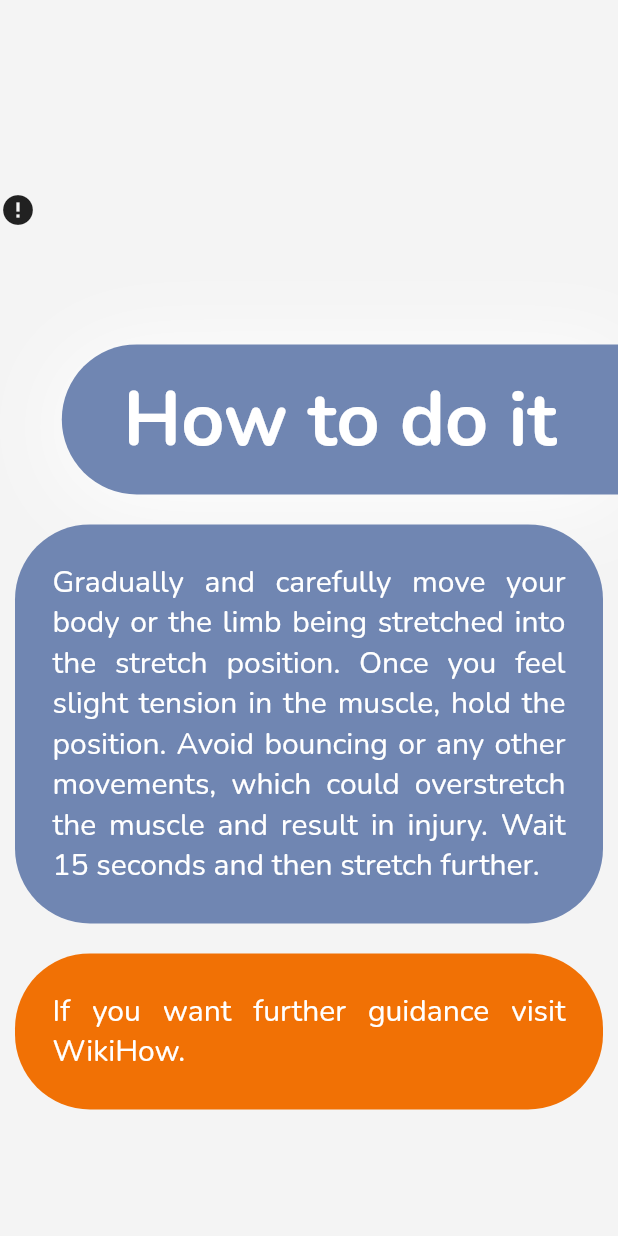
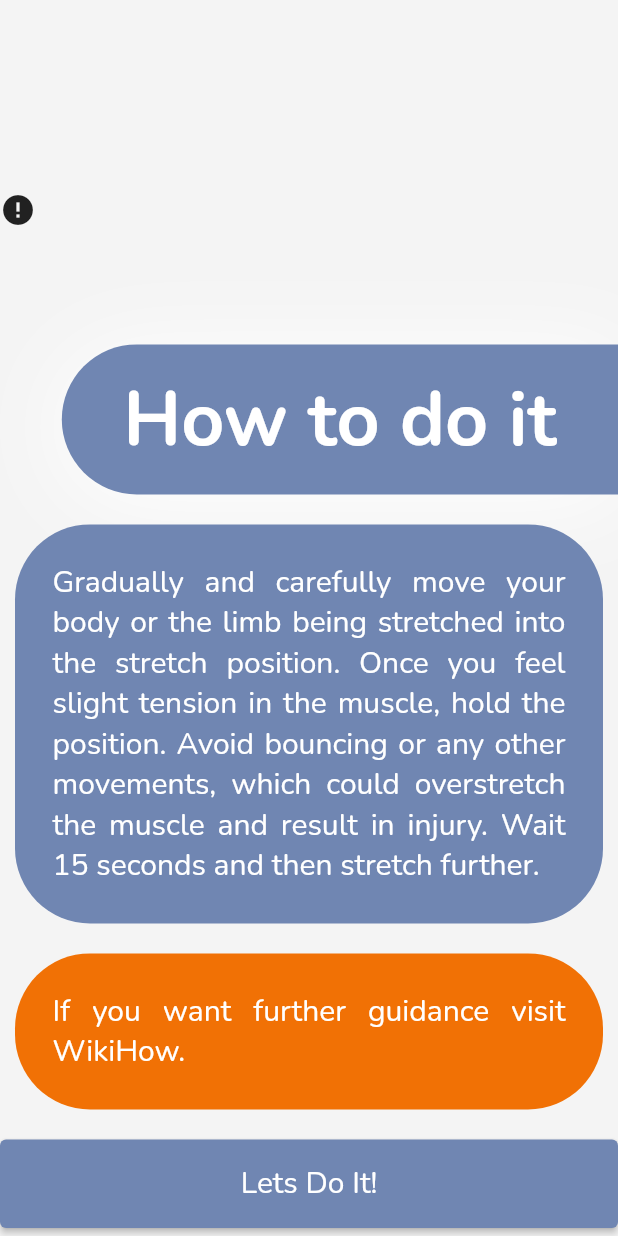
Before and after one commit to nfJaramillo/W-Health, a Flutter app: the ExerciseDetailsScreen screen opened directly with sample values from the repository, on a phone screen of 412 x 824 dp. Run offline on Flutter 3.47's test engine with Material 2 defaults, Android fonts, the phone set to English and light mode, and no system bars; drawn by our look-alikes of cached_network_image; our stand-ins replace flutter_bloc, geolocator, internet_connection_checker, loader_overlay, mvc_pattern, shared_preferences; missing offline and left inert: localstore; accounts and stored records are empty; network calls fail.

Commit message:
launch pause implemented

```diff
--- /dev/null
+++ b/lib/Elements/button_widget.dart
@@ -0,0 +1,29 @@
+import 'package:flutter/material.dart';
+
+class ButtonWidget extends StatelessWidget {
+
+  final String text;
+
+  final VoidCallback onClicked;
+
+  const ButtonWidget({
+    Key? key,
+    required this.text,
+    required this.onClicked
+  }) : super(key: key);
+
+  @override
+  Widget build(BuildContext context) => ElevatedButton(
+        style: ElevatedButton.styleFrom(
+          primary: Theme.of(context).colorScheme.primary,
+          padding: EdgeInsets.symmetric(horizontal: 32, vertical: 16),
+        ),
+        child: Text(
+          text,
+          style: TextStyle(fontSize: 20),
+        ),
+
+        onPressed: onClicked,
+  );
+
+}
--- a/lib/Views/active_break.dart
+++ b/lib/Views/active_break.dart
@@ -1,7 +1,7 @@
 import 'package:flutter/material.dart';
 import 'package:w_health/Elements/user.dart';
 import 'package:w_health/Views/exercise.dart';
-import 'package:w_health/Views/excercise_detail.dart';
+import 'package:w_health/Views/exercise_detail.dart';
 import 'package:cached_network_image/cached_network_image.dart';
 
 
--- a/lib/Views/excercise_detail.dart
+++ b/lib/Views/exercise_detail.dart
@@ -1,9 +1,16 @@
+import 'dart:async';
+
 import 'package:flutter/material.dart';
 import 'package:w_health/Views/exercise.dart';
 import 'package:cached_network_image/cached_network_image.dart';
+import 'package:w_health/Elements/button_widget.dart';
+import 'package:w_health/Views/timer.dart';
 
 class ExerciseDetailsScreen extends StatelessWidget {
   final Exercise exercise;
+  static const maxSeconds = 60;
+  int seconds = maxSeconds;
+  Timer? timer;
 
   ExerciseDetailsScreen(this.exercise);
 
@@ -121,14 +128,19 @@ class ExerciseDetailsScreen extends StatelessWidget {
                     color: Colors.white
                     ),
                 ),
-              )
+              ),
+              SizedBox(height: 10),
+              ButtonWidget(text: 'Lets Do It!', onClicked: (){
+               Navigator.push(
+                        context,
+                        MaterialPageRoute(
+                            builder: (context) => TimerView()));
+
+            })
 
        ],
      )
     );
+  }
 
-
-
-
-  }
 }
```
Also changed, not shown: lib/Views/timer.dart (added, +85 -0 lines).
